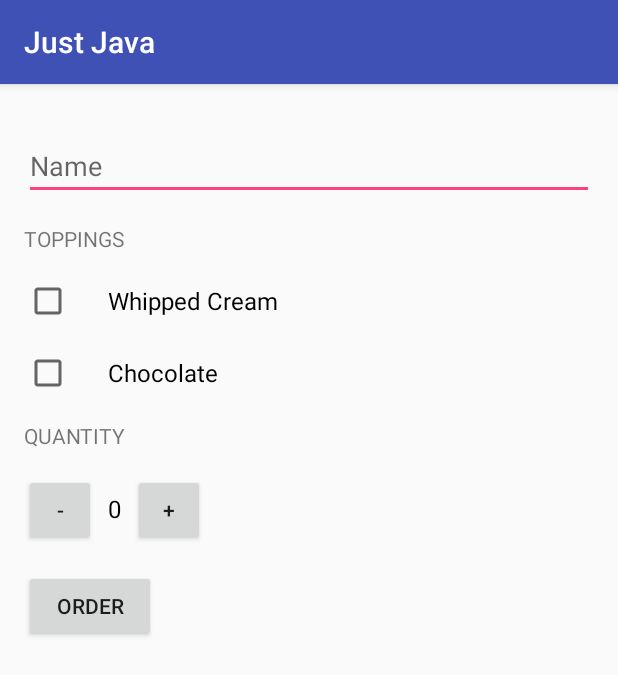
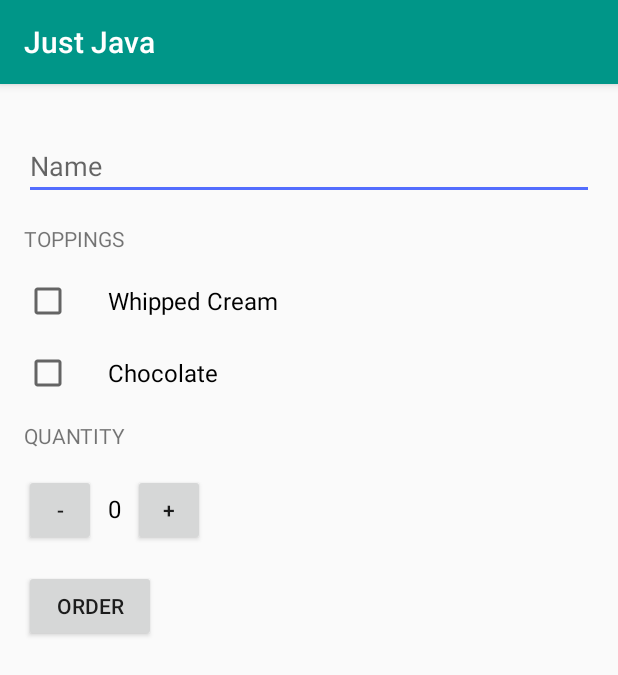
Before and after one commit to Chrissetiana/JustJava, an Android app: the screen it shows after launch (MainActivity), on a phone screen of 412 x 824 dp. Shown: the top 675 px of the screen. Run offline under Robolectric (Android 15) with nearby library versions, the phone set to English and light mode, and no system bars.

Commit message:
Updated styles

```diff
--- a/app/src/main/res/values/styles.xml
+++ b/app/src/main/res/values/styles.xml
@@ -2,10 +2,21 @@
 
     <!-- Base application theme. -->
     <style name="AppTheme" parent="Theme.AppCompat.Light.DarkActionBar">
-        <!-- Customize your theme here. -->
-        <item name="colorPrimary">@color/colorPrimary</item>
-        <item name="colorPrimaryDark">@color/colorPrimaryDark</item>
-        <item name="colorAccent">@color/colorAccent</item>
+        <!-- App branding color for the app bar -->
+        <item name="colorPrimary">#009688</item>
+        <!-- Darker variant for the status bar and contextual app bars -->
+        <item name="colorPrimaryDark">#00796B</item>
+        <!-- Theme UI controls like checkboxes and text fields -->
+        <item name="colorAccent">#536DFE</item>
+    </style>
+
+    <!-- Style for header in the order form -->
+    <style name="HeaderTextStyle">
+        <item name="android:layout_width">wrap_content</item>
+        <item name="android:layout_height">wrap_content</item>
+        <item name="android:gravity">center_vertical</item>
+        <item name="android:textAllCaps">true</item>
+        <item name="android:textSize">15sp</item>
     </style>
 
 </resources>
```
